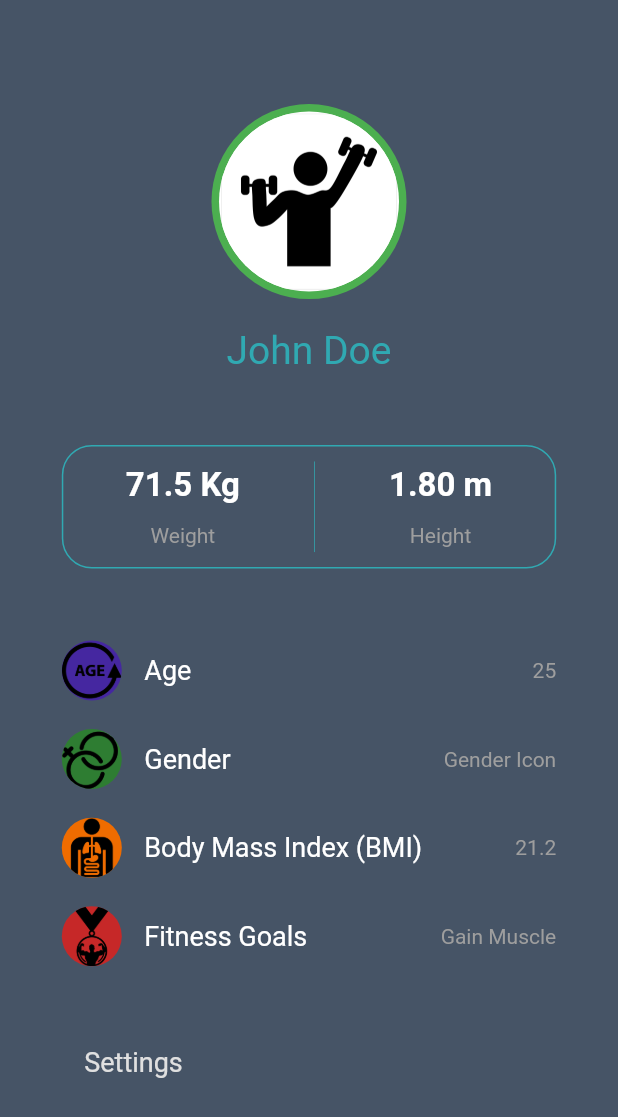
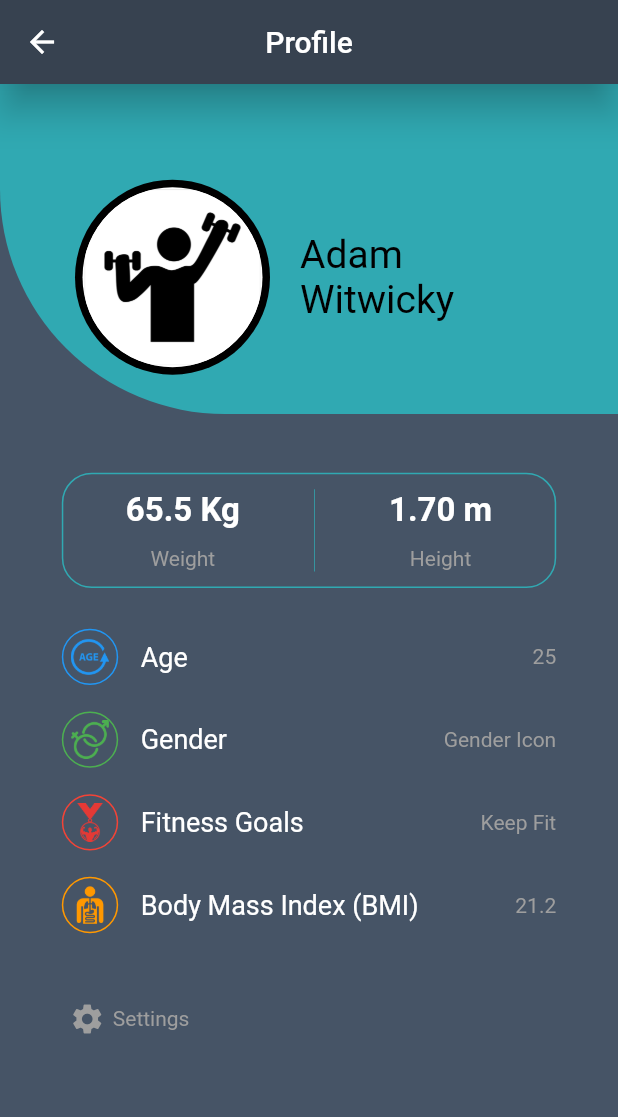
Before and after one commit to MrHKMY/Healthful-GymAndFitnessLog, a Flutter app: the ProfileScreen screen opened directly, on a phone screen of 412 x 824 dp. Shown: the top 1117 px of the screen. Run offline on Flutter 3.47's test engine with Material 2 defaults, Android fonts, the phone set to English and light mode, and no system bars; our stand-ins replace flutter_calendar_carousel, persistent_bottom_nav_bar, shared_preferences, sqflite, table_calendar; accounts and stored records are empty; Roboto replaces fonts that are missing (Times).

Commit message:
Update Profile UI 2.0

```diff
--- a/lib/main.dart
+++ b/lib/main.dart
@@ -1,5 +1,3 @@
-import 'dart:convert';
-
 import 'package:calendar/profile_screen.dart';
 import 'package:calendar/screens.dart';
 import 'package:calendar/widgets.dart';
@@ -134,7 +132,7 @@ class _ProvidedStylesExampleState extends State<ProvidedStylesExample> {
         screens: _buildScreens(),
         items: _navBarsItems(),
         confineInSafeArea: true,
-        backgroundColor: Color(0xff465466),
+        backgroundColor: Color(0xff374250),
         handleAndroidBackButtonPress: true,
         resizeToAvoidBottomInset: true,
         stateManagement: true,
--- a/lib/profile_screen.dart
+++ b/lib/profile_screen.dart
@@ -1,3 +1,5 @@
+import 'dart:async';
+
 import 'package:flutter/material.dart';
 
 class ProfileScreen extends StatefulWidget {
@@ -5,21 +7,72 @@ class ProfileScreen extends StatefulWidget {
   _ProfileScreenState createState() => _ProfileScreenState();
 }
 
+
 class _ProfileScreenState extends State<ProfileScreen> {
+
+  bool _visible = false;
+  final Duration delay = Duration(milliseconds: 50);
+  Timer timer;
+
+  @override
+  void initState() {
+    _visible = false;
+    timer = Timer(Duration(milliseconds: 50), () => setState(() {_visible = true;}));
+    // Future.delayed(Duration(seconds: 1)).then((value) => setState(() {
+    //   _visible = true;
+    // }));
+    super.initState();
+  }
+
+  @override
+  void dispose() {
+    // if (timer != null) timer.cancel();
+    // _visible = false;
+    super.dispose();
+  }
   @override
   Widget build(BuildContext context) {
+    double height = MediaQuery.of(context).size.height;
+
     return Scaffold(
+      appBar: AppBar(
+        title: Text("Profile"),
+        elevation: 10,
+        centerTitle: true,
+        backgroundColor: Color(0xff374250),
+      ),
       backgroundColor: Color(0xff465466),
       body: SafeArea(
         child: Stack(
           children: [
             Align(
-              alignment: Alignment(0.0, -0.8),
-              child: GestureDetector(
+              alignment: Alignment(0, -1),
+              child: AnimatedOpacity(
+                opacity: _visible ? 1.0 : 0.0,
+                duration: Duration(milliseconds: 500),
+                child: Container(
+                  padding: EdgeInsets.symmetric(horizontal: 50),
+                  height: 220,
+                  decoration: BoxDecoration(
+                    borderRadius: BorderRadius.only(
+                        topRight: Radius.circular(0.0),
+                        bottomLeft: Radius.circular(150.0)),
+                    //border: Border.all(color: Color(0xFF30A9B2)),
+                    color: Color(0xFF30A9B2),
+                  ),
+                ),
+              ),
+            ),
+            Align(
+              alignment: Alignment(0.4, -0.8),
+              child: Padding(
+                padding: const EdgeInsets.symmetric(horizontal: 50.0),
+                child: Row(children: [
+                  GestureDetector(
                     onTap: () {},
                     child: CircleAvatar(
                       maxRadius: 65,
-                  backgroundColor: Colors.green,
+                      backgroundColor: Colors.black,
                       child: CircleAvatar(
                         backgroundColor: Colors.white,
                         backgroundImage:
@@ -28,19 +81,25 @@ class _ProfileScreenState extends State<ProfileScreen> {
                       ),
                     ),
                   ),
-            ),
-            Align(
-              alignment: Alignment(0.0, -0.45),
+                  Flexible(
+                    child: Padding(
+                      padding: const EdgeInsets.all(20.0),
                       child: Text(
-                "John Doe",
+                        "Adam Witwicky",
+                        overflow: TextOverflow.ellipsis,
+                        maxLines: 3,
                         style: TextStyle(
                             fontSize: 26,
-                    color: Color(0xFF30A9B2),
+                            color: Colors.black,
                             fontFamily: "Times"),
                       ),
                     ),
+                  ),
+                ]),
+              ),
+            ),
             Align(
-              alignment: Alignment(0.0, -0.2),
+              alignment: Alignment(0.0, -0.25),
               child: FractionallySizedBox(
                 widthFactor: 0.8,
                 heightFactor: 0.1,
@@ -57,7 +116,7 @@ class _ProfileScreenState extends State<ProfileScreen> {
                         mainAxisAlignment: MainAxisAlignment.spaceEvenly,
                         children: [
                           Text(
-                            "71.5 Kg",
+                            "65.5 Kg",
                             style: TextStyle(
                                 fontSize: 22,
                                 fontWeight: FontWeight.bold,
@@ -79,7 +138,7 @@ class _ProfileScreenState extends State<ProfileScreen> {
                         mainAxisAlignment: MainAxisAlignment.spaceEvenly,
                         children: [
                           Text(
-                            "1.80 m",
+                            "1.70 m",
                             style: TextStyle(
                                 fontSize: 22,
                                 fontWeight: FontWeight.bold,
@@ -96,9 +155,8 @@ class _ProfileScreenState extends State<ProfileScreen> {
                 ),
               ),
             ),
-            //todo(4) list age, gender, bmi, goals, settings
             Align(
-              alignment: Alignment(0.0, 0.65),
+              alignment: Alignment(0.0, 0.5),
               child: FractionallySizedBox(
                 widthFactor: 0.8,
                 heightFactor: 0.4,
@@ -113,12 +171,22 @@ class _ProfileScreenState extends State<ProfileScreen> {
                     children: [
                       Row(
                         children: [
-                          CircleAvatar(
-                            radius: 20,
-                            backgroundColor: Colors.deepPurple[800],
-                            backgroundImage: ExactAssetImage("assets/images/age_icon.png"),
+                          Container(
+                            padding: EdgeInsets.all(5),
+                            decoration: BoxDecoration(
+                                shape: BoxShape.circle,
+                                //color: Colors.blue,
+                                //borderRadius: BorderRadius.circular(20),
+                                border: Border.all(color: Colors.blue)),
+                            child: Image.asset(
+                              "assets/images/age_icon.png",
+                              color: Colors.blue,
+                              scale: 20,
                             ),
-                          SizedBox(width: 15,),
+                          ),
+                          SizedBox(
+                            width: 15,
+                          ),
                           Text(
                             "Age",
                             style: TextStyle(
@@ -135,13 +203,22 @@ class _ProfileScreenState extends State<ProfileScreen> {
                       ),
                       Row(
                         children: [
-                          CircleAvatar(
-                            radius: 20,
-                            backgroundColor: Colors.green[800],
-                              backgroundImage: AssetImage("assets/images/gender_icon.png"),
-
+                          Container(
+                            padding: EdgeInsets.all(5),
+                            decoration: BoxDecoration(
+                                shape: BoxShape.circle,
+                                //color: Colors.blue,
+                                //borderRadius: BorderRadius.circular(20),
+                                border: Border.all(color: Colors.green)),
+                            child: Image.asset(
+                              "assets/images/gender_icon.png",
+                              color: Colors.green,
+                              scale: 20,
                             ),
-                          SizedBox(width: 15,),
+                          ),
+                          SizedBox(
+                            width: 15,
+                          ),
                           Text(
                             "Gender",
                             style: TextStyle(
@@ -158,12 +235,54 @@ class _ProfileScreenState extends State<ProfileScreen> {
                       ),
                       Row(
                         children: [
-                          CircleAvatar(
-                            radius: 20,
-                            backgroundColor: Colors.orange[800],
-                            backgroundImage: AssetImage("assets/images/bmi_icon.png"),
+                          Container(
+                            padding: EdgeInsets.all(5),
+                            decoration: BoxDecoration(
+                                shape: BoxShape.circle,
+                                //color: Colors.blue,
+                                //borderRadius: BorderRadius.circular(20),
+                                border: Border.all(color: Colors.red)),
+                            child: Image.asset(
+                              "assets/images/goals_icon.png",
+                              color: Colors.red[600],
+                              scale: 20,
                             ),
-                          SizedBox(width: 15,),
+                          ),
+                          SizedBox(
+                            width: 15,
+                          ),
+                          Text(
+                            "Fitness Goals",
+                            style: TextStyle(
+                                fontSize: 18,
+                                //fontWeight: FontWeight.bold,
+                                color: Colors.white),
+                          ),
+                          Spacer(),
+                          Text(
+                            "Keep Fit",
+                            style: TextStyle(color: Colors.grey),
+                          ),
+                        ],
+                      ),
+                      Row(
+                        children: [
+                          Container(
+                            padding: EdgeInsets.all(5),
+                            decoration: BoxDecoration(
+                                shape: BoxShape.circle,
+                                //color: Colors.blue,
+                                //borderRadius: BorderRadius.circular(20),
+                                border: Border.all(color: Colors.orange)),
+                            child: Image.asset(
+                              "assets/images/bmi_icon.png",
+                              color: Colors.orange,
+                              scale: 20,
+                            ),
+                          ),
+                          SizedBox(
+                            width: 15,
+                          ),
                           Text(
                             "Body Mass Index (BMI)",
                             style: TextStyle(
@@ -178,39 +297,25 @@ class _ProfileScreenState extends State<ProfileScreen> {
                           ),
                         ],
                       ),
+                      SizedBox(
+                        height: 10,
+                      ),
                       Row(
                         children: [
-                          CircleAvatar(
-                            radius: 20,
-                            backgroundColor: Colors.red[800],
-                            backgroundImage: AssetImage("assets/images/goals_icon.png"),
+                          SizedBox(
+                            width: 5,
                           ),
-                          SizedBox(width: 15,),
-                          Text(
-                            "Fitness Goals",
-                            style: TextStyle(
-                                fontSize: 18,
-                                //fontWeight: FontWeight.bold,
-                                color: Colors.white),
+                          Icon(
+                            Icons.settings,
+                            color: Colors.grey,
                           ),
-                          Spacer(),
-                          Text(
-                            "Gain Muscle",
-                            style: TextStyle(color: Colors.grey),
+                          SizedBox(
+                            width: 5,
                           ),
-                        ],
-                      ),
-                      SizedBox(height: 15,),
-                      Row(
-                        children: [
-                          SizedBox(width: 15,),
                           Text(
                             "Settings",
-                            style: TextStyle(
-                                fontSize: 18,
-                                //fontWeight: FontWeight.bold,
-                                color: Colors.grey[300]),
-                          ),
+                            style: TextStyle(color: Colors.grey),
+                          )
                         ],
                       )
                     ],
--- a/lib/screens.dart
+++ b/lib/screens.dart
@@ -78,6 +78,12 @@ class _CalendarScreenState extends State<CalendarScreen> {
   @override
   Widget build(BuildContext context) {
     return Scaffold(
+      appBar: AppBar(
+        title: Text("App Name"),
+        elevation: 10,
+        centerTitle: true,
+        backgroundColor: Color(0xff374250),
+      ),
       backgroundColor: Color(0xff465466),
       body: Stack(children: [
         Container(
@@ -338,11 +344,17 @@ class _ProgressScreenState extends State<ProgressScreen> {
     double height = MediaQuery.of(context).size.height;
     double width = MediaQuery.of(context).size.width;
 
-    return SafeArea(
-        child: Scaffold(
+    return Scaffold(
+      appBar: AppBar(
+        title: Text("Progress Tracker"),
+        elevation: 10,
+        centerTitle: true,
+        backgroundColor: Color(0xff374250),
+      ),
       resizeToAvoidBottomInset: false,
       backgroundColor: Color(0xff465466),
-      body: Stack(children: [
+      body: SafeArea(
+        child: Stack(children: [
     Container(
         margin: EdgeInsets.all(50),
         decoration: BoxDecoration(
@@ -570,7 +582,8 @@ class _ProgressScreenState extends State<ProgressScreen> {
         ),
     )
         ]),
-    ));
+      ),
+    );
   }
 
   _showSingleDialog(String part) async {
--- a/lib/widgets.dart
+++ b/lib/widgets.dart
@@ -241,10 +241,16 @@ class _CountDownTimerState extends State<CountDownTimer>
   @override
   Widget build(BuildContext context) {
     ThemeData themeData = Theme.of(context);
-    return SafeArea(
-      child: Scaffold(
-        backgroundColor: Color(0xff465466),
-        body: Container(
+    return Scaffold(
+      appBar: AppBar(
+        title: Text("Countdown Timer"),
+        elevation: 10,
+        centerTitle: true,
+        backgroundColor: Color(0xff374250),
+      ),
+      backgroundColor: Color(0xff465466),
+      body: SafeArea(
+        child: Container(
           margin: EdgeInsets.only(
             bottom: MediaQuery.of(context).viewInsets.bottom > 0
                 ? 0.0
@@ -292,7 +298,7 @@ class _CountDownTimerState extends State<CountDownTimer>
                                             CrossAxisAlignment.center,
                                         children: <Widget>[
                                           Text(
-                                            "Countdown Timer",
+                                            "30 seconds",
                                             style: TextStyle(
                                                 fontSize: 20.0,
                                                 color: Colors.white),
```
Lines whose indentation alone changed are shown as unchanged.
